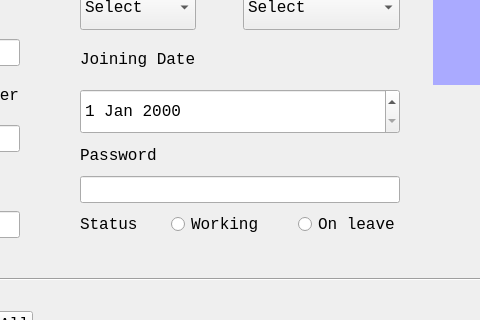
This is EmployeeUI.ui in ASNaeem/Simple-VCMS as Qt 5 draws it before an edit; both pictures show x 253 to 733 and y 327 to 647 of the 947 by 924 pixel window. The edited form follows.
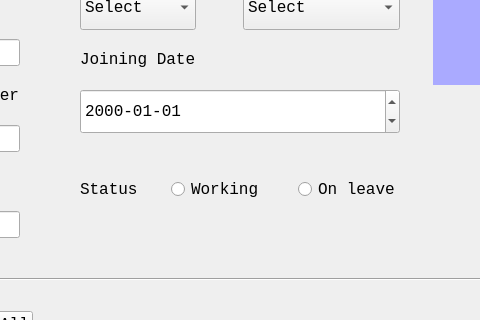
This is the edited form.

Diff of the .ui file:
```diff
--- a/EmployeeUI.ui
+++ b/EmployeeUI.ui
@@ -561,41 +561,15 @@
                <pointsize>12</pointsize>
               </font>
              </property>
+             <property name="displayFormat">
+              <string>yyyy-MM-dd</string>
+             </property>
             </widget>
            </item>
           </layout>
          </item>
          <item>
           <layout class="QVBoxLayout" name="verticalLayout_97">
-           <item>
-            <widget class="QLabel" name="label_password_6">
-             <property name="sizePolicy">
-              <sizepolicy hsizetype="Preferred" vsizetype="Expanding">
-               <horstretch>0</horstretch>
-               <verstretch>0</verstretch>
-              </sizepolicy>
-             </property>
-             <property name="font">
-              <font>
-               <family>Courier New</family>
-               <pointsize>12</pointsize>
-              </font>
-             </property>
-             <property name="text">
-              <string>Password</string>
-             </property>
-            </widget>
-           </item>
-           <item>
-            <widget class="QLineEdit" name="line_password_6">
-             <property name="sizePolicy">
-              <sizepolicy hsizetype="Expanding" vsizetype="Expanding">
-               <horstretch>0</horstretch>
-               <verstretch>0</verstretch>
-              </sizepolicy>
-             </property>
-            </widget>
-           </item>
            <item>
             <layout class="QHBoxLayout" name="horizontalLayout_33">
              <item>
```
Left out of the diff: 9 changed lines with no effect on the pictures.
